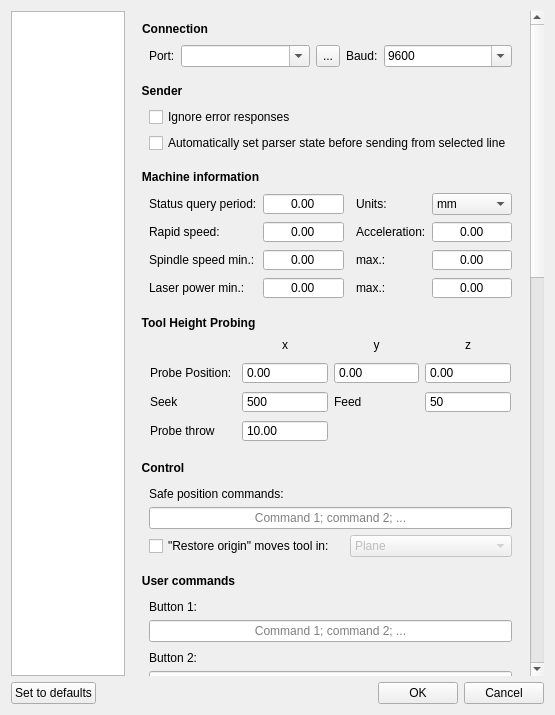
The window that src/frmsettings.ui (tmpvar/Candle) describes before a commit, drawn with Qt 5.
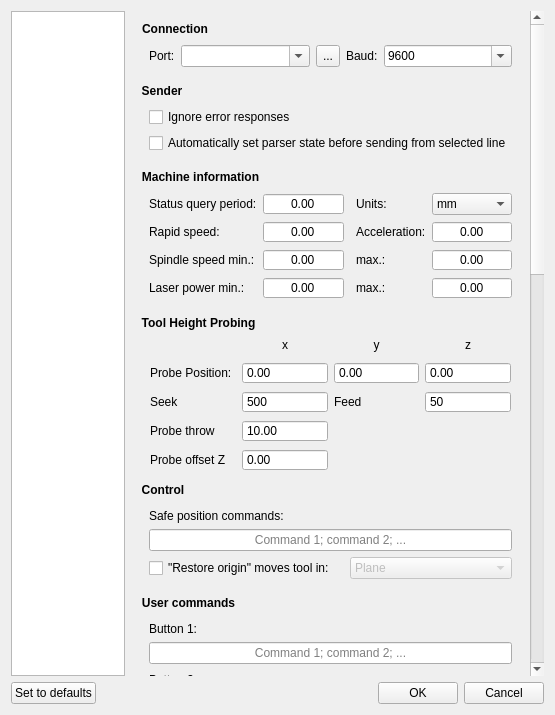
The same window after the commit. Icons and pictures are not drawn. Custom widgets are drawn as their Qt base class.

Commit message:
[probing] add setting for probe offset in Z from table top
This allows the probe to sit relative to the table surface

The edit to the form file:
```diff
--- a/src/frmsettings.ui
+++ b/src/frmsettings.ui
@@ -73,7 +73,7 @@
           <x>0</x>
           <y>0</y>
           <width>397</width>
-          <height>1682</height>
+          <height>1757</height>
          </rect>
         </property>
         <layout class="QVBoxLayout" name="verticalLayout_4">
@@ -430,7 +430,7 @@
            <property name="minimumSize">
             <size>
              <width>108</width>
-             <height>139</height>
+             <height>161</height>
             </size>
            </property>
            <property name="title">
@@ -442,7 +442,7 @@
               <x>10</x>
               <y>20</y>
               <width>361</width>
-              <height>111</height>
+              <height>141</height>
              </rect>
             </property>
             <layout class="QGridLayout" name="gridLayout_11">
@@ -492,6 +492,22 @@
                </property>
               </widget>
              </item>
+             <item row="3" column="0">
+              <widget class="QLabel" name="label_41">
+               <property name="maximumSize">
+                <size>
+                 <width>16777215</width>
+                 <height>20</height>
+                </size>
+               </property>
+               <property name="toolTip">
+                <string>&lt;html&gt;&lt;head/&gt;&lt;body&gt;&lt;p&gt;How far in {machine-units} do we need to move away from the switch to deactivate it?&lt;/p&gt;&lt;/body&gt;&lt;/html&gt;</string>
+               </property>
+               <property name="text">
+                <string>Probe throw</string>
+               </property>
+              </widget>
+             </item>
              <item row="3" column="1">
               <layout class="QHBoxLayout" name="horizontalLayout_9">
                <item>
@@ -502,6 +518,9 @@
                  <property name="buttonSymbols">
                   <enum>QAbstractSpinBox::NoButtons</enum>
                  </property>
+                 <property name="maximum">
+                  <double>100.000000000000000</double>
+                 </property>
                  <property name="value">
                   <double>10.000000000000000</double>
                  </property>
@@ -629,19 +648,42 @@
                </property>
               </widget>
              </item>
-             <item row="3" column="0">
-              <widget class="QLabel" name="label_41">
-               <property name="maximumSize">
-                <size>
-                 <width>16777215</width>
-                 <height>20</height>
-                </size>
-               </property>
+             <item row="4" column="0">
+              <layout class="QHBoxLayout" name="horizontalLayout_14">
+               <item>
+                <widget class="QLabel" name="label_45">
+                 <property name="maximumSize">
+                  <size>
+                   <width>16777215</width>
+                   <height>20</height>
+                  </size>
+                 </property>
+                 <property name="toolTip">
+                  <string>&lt;html&gt;&lt;head/&gt;&lt;body&gt;&lt;p&gt;Offset of the probe from the top of the table, in {machine units}&lt;/p&gt;&lt;/body&gt;&lt;/html&gt;</string>
+                 </property>
+                 <property name="text">
+                  <string>Probe offset Z</string>
+                 </property>
+                </widget>
+               </item>
+              </layout>
+             </item>
+             <item row="4" column="1">
+              <widget class="NumberBox" name="txtToolProbeOffsetZ">
                <property name="toolTip">
-                <string>&lt;html&gt;&lt;head/&gt;&lt;body&gt;&lt;p&gt;How far in {machine-units} do we need to move away from the switch to deactivate it?&lt;/p&gt;&lt;/body&gt;&lt;/html&gt;</string>
+                <string>&lt;html&gt;&lt;head/&gt;&lt;body&gt;&lt;p&gt;position in X, in machine coordinates&lt;/p&gt;&lt;/body&gt;&lt;/html&gt;</string>
                </property>
-               <property name="text">
-                <string>Probe throw</string>
+               <property name="buttonSymbols">
+                <enum>QAbstractSpinBox::NoButtons</enum>
+               </property>
+               <property name="minimum">
+                <double>-1000.000000000000000</double>
+               </property>
+               <property name="maximum">
+                <double>1000.000000000000000</double>
+               </property>
+               <property name="value">
+                <double>0.000000000000000</double>
                </property>
               </widget>
              </item>
```
The commit also changes 3 other files.
